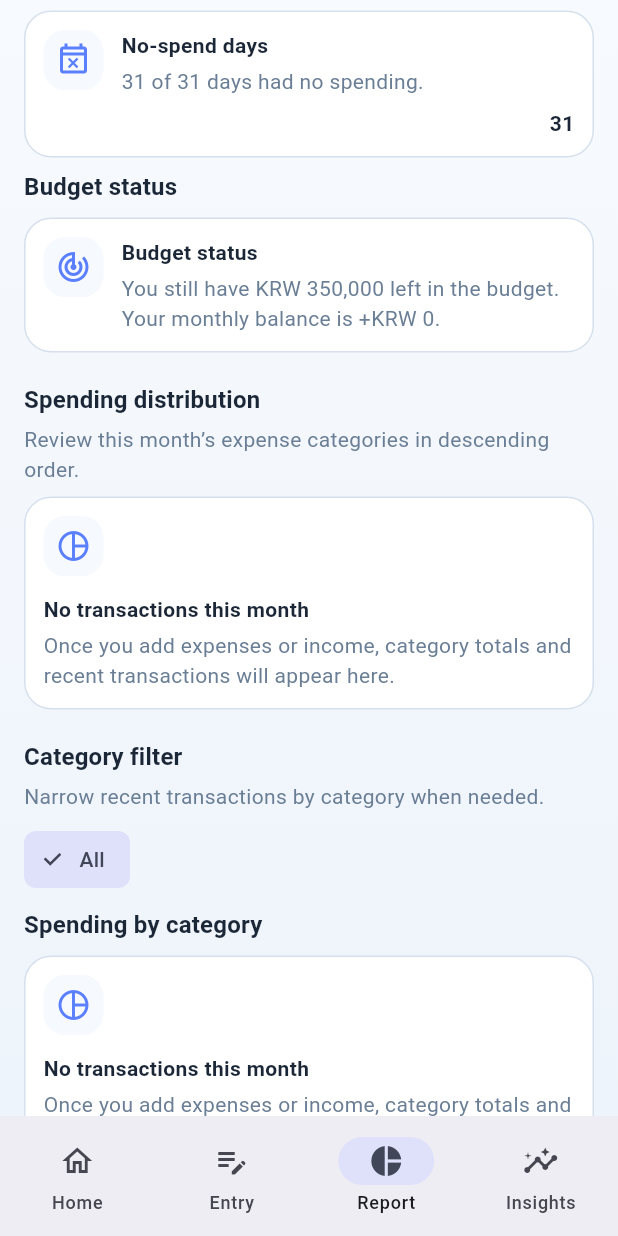
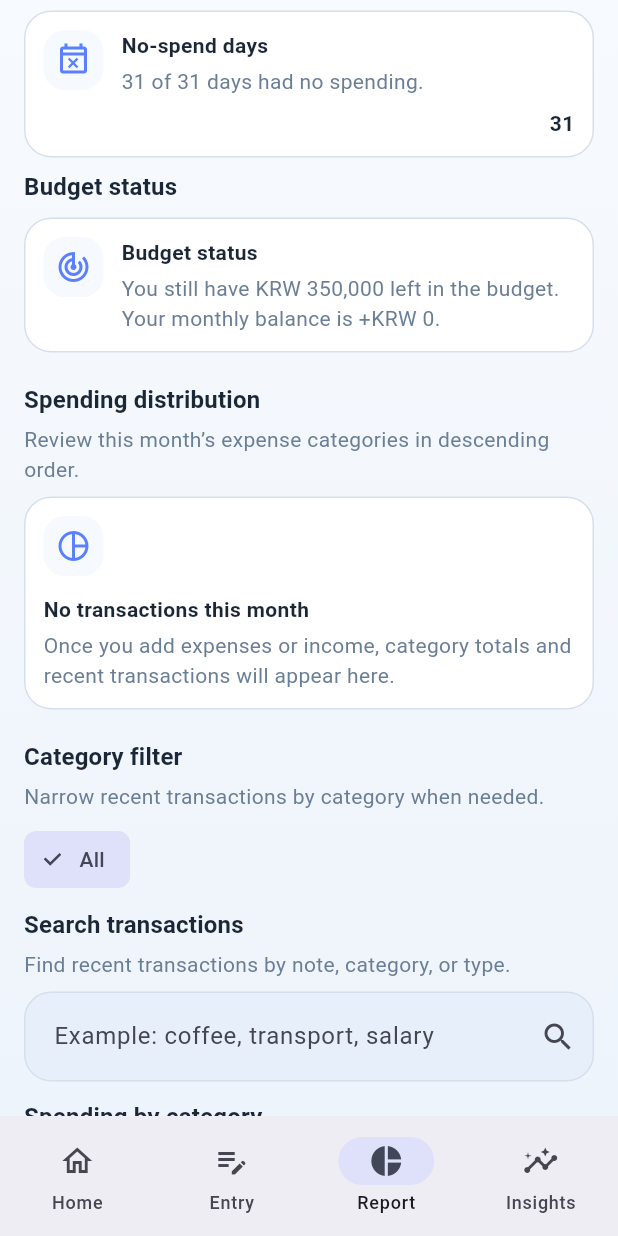
Before and after one commit to Forevernewvie/saverQuest, a Flutter app: the ReportPage screen opened by its route, scrolled down 1152 dp, on a phone screen of 412 x 824 dp. Run offline on Flutter 3.47's test engine with Material 3 defaults, Android fonts, the phone set to English and light mode, and no system bars; our stand-ins replace firebase_analytics, firebase_core, firebase_crashlytics, firebase_remote_config, google_mobile_ads, shared_preferences; missing offline and left inert: app_tracking_transparency; accounts and stored records are empty; statements that could not run were skipped.

Commit message:
Help users find report transactions without scanning the whole month
The report screen now supports text search across recent transactions by note, category, and entry type, plus an explicit empty state when nothing matches. This keeps the maintenance roadmap focused on practical retrieval features instead of more UI-only work and makes the reporting surface more usable as transaction volume grows.

Constraint: Search had to fit inside the existing report flow without undermining the calendar, selected-day filter, or category filter behavior
Rejected: Add a separate dedicated search screen | unnecessary navigation overhead for a simple maintenance-focused enhancement
Confidence: high
Scope-risk: narrow
Reversibility: clean
Directive: Keep search filtering composed with category/date filtering so report results always reflect every active constraint consistently
Tested: flutter analyze
Tested: flutter test
Tested: flutter build apk --debug
Not-tested: long-session manual search exploration with very large histories on physical devices

```diff
--- a/lib/core/localization/app_localizations.dart
+++ b/lib/core/localization/app_localizations.dart
@@ -277,12 +277,24 @@ class AppLocalizations {
     '원하는 카테고리만 골라 최근 거래를 좁혀보세요.',
     'Narrow recent transactions by category when needed.',
   );
+  String get reportSearchTitle => _t('거래 검색', 'Search transactions');
+  String get reportSearchSubtitle => _t(
+    '메모, 카테고리, 유형으로 최근 거래를 빠르게 찾으세요.',
+    'Find recent transactions by note, category, or type.',
+  );
+  String get reportSearchHint => _t('예: 커피, 교통, 월급', 'Example: coffee, transport, salary');
   String get reportFilterAllLabel => _t('전체', 'All');
   String get reportFilteredEmptyTitle =>
       _t('선택한 카테고리의 최근 거래가 없습니다', 'No recent transactions in this category');
   String get reportFilteredEmptyBody => _t(
     '전체 보기로 돌아가면 다른 최근 거래를 확인할 수 있습니다.',
     'Return to All to review the other recent transactions.',
+  );
+  String get reportSearchEmptyTitle =>
+      _t('검색 결과가 없습니다', 'No transactions match your search');
+  String get reportSearchEmptyBody => _t(
+    '다른 검색어를 입력하거나 카테고리 필터를 해제해 보세요.',
+    'Try a different query or clear other filters.',
   );
   String get reportSelectedDayEmptyTitle =>
       _t('선택한 날짜의 지출 기록이 없습니다', 'No spending records on this date');
--- a/lib/features/report/report_page.dart
+++ b/lib/features/report/report_page.dart
@@ -26,6 +26,13 @@ class ReportPage extends StatefulWidget {
 class _ReportPageState extends State<ReportPage> {
   LedgerCategory? _selectedCategory;
   DateTime? _selectedDate;
+  final TextEditingController _searchController = TextEditingController();
+
+  @override
+  void dispose() {
+    _searchController.dispose();
+    super.dispose();
+  }
 
   bool _isSameDay(DateTime left, DateTime right) {
     return left.year == right.year &&
@@ -300,9 +307,17 @@ class _ReportPageState extends State<ReportPage> {
     List<LedgerEntry> recentEntries, {
     required bool hasCategoryFilter,
     required bool hasDateFilter,
+    required bool hasSearchFilter,
   }) {
     final l10n = context.l10n;
     if (recentEntries.isEmpty) {
+      if (hasSearchFilter) {
+        return AppEmptyStateCard(
+          icon: Icons.search_off_outlined,
+          title: l10n.reportSearchEmptyTitle,
+          body: l10n.reportSearchEmptyBody,
+        );
+      }
       if (hasDateFilter) {
         return AppEmptyStateCard(
           icon: Icons.calendar_month_outlined,
@@ -354,6 +369,23 @@ class _ReportPageState extends State<ReportPage> {
     );
   }
 
+  bool _matchesSearch(
+    AppLocalizations l10n,
+    LedgerEntry entry,
+    String query,
+  ) {
+    if (query.isEmpty) {
+      return true;
+    }
+    final normalizedQuery = query.toLowerCase();
+    final note = entry.note.trim().toLowerCase();
+    final category = l10n.ledgerCategoryLabel(entry.category).toLowerCase();
+    final type = l10n.ledgerEntryTypeLabel(entry.type).toLowerCase();
+    return note.contains(normalizedQuery) ||
+        category.contains(normalizedQuery) ||
+        type.contains(normalizedQuery);
+  }
+
   /// Builds the report screen from the live ledger state.
   @override
   Widget build(BuildContext context) {
@@ -366,6 +398,7 @@ class _ReportPageState extends State<ReportPage> {
       builder: (context, _) {
         final l10n = context.l10n;
         final selectedMonth = monthController.selectedMonth;
+        final searchQuery = _searchController.text.trim();
         final summary = ledgerController.reportSummary(now: selectedMonth);
         final effectiveCategory =
             summary.expenseTotals.any(
@@ -396,7 +429,8 @@ class _ReportPageState extends State<ReportPage> {
           final matchesDay =
               effectiveSelectedDate == null ||
               _isSameDay(entry.occurredOn, effectiveSelectedDate);
-          return matchesCategory && matchesDay;
+          final matchesSearch = _matchesSearch(l10n, entry, searchQuery);
+          return matchesCategory && matchesDay && matchesSearch;
         }).toList();
         final monthEntries = summary.currentMonthEntries;
 
@@ -515,6 +549,27 @@ class _ReportPageState extends State<ReportPage> {
               },
             ),
             const SizedBox(height: AppSpacing.s),
+            AppSectionHeader(
+              title: l10n.reportSearchTitle,
+              subtitle: l10n.reportSearchSubtitle,
+            ),
+            TextField(
+              controller: _searchController,
+              onChanged: (_) => setState(() {}),
+              decoration: InputDecoration(
+                hintText: l10n.reportSearchHint,
+                suffixIcon: searchQuery.isEmpty
+                    ? const Icon(Icons.search_outlined)
+                    : IconButton(
+                        onPressed: () {
+                          _searchController.clear();
+                          setState(() {});
+                        },
+                        icon: const Icon(Icons.close),
+                      ),
+              ),
+            ),
+            const SizedBox(height: AppSpacing.m),
             AppSectionHeader(title: l10n.reportSummaryTitle),
             ..._buildCategoryTotals(context, viewData.categoryTotals),
             AppSectionHeader(
@@ -526,6 +581,7 @@ class _ReportPageState extends State<ReportPage> {
               visibleRecentEntries,
               hasCategoryFilter: effectiveCategory != null,
               hasDateFilter: effectiveSelectedDate != null,
+              hasSearchFilter: searchQuery.isNotEmpty,
             ),
             AdBannerSlot(
               adService: widget.dependencies.adService,
```
Also changed, not shown: 1 other file.
